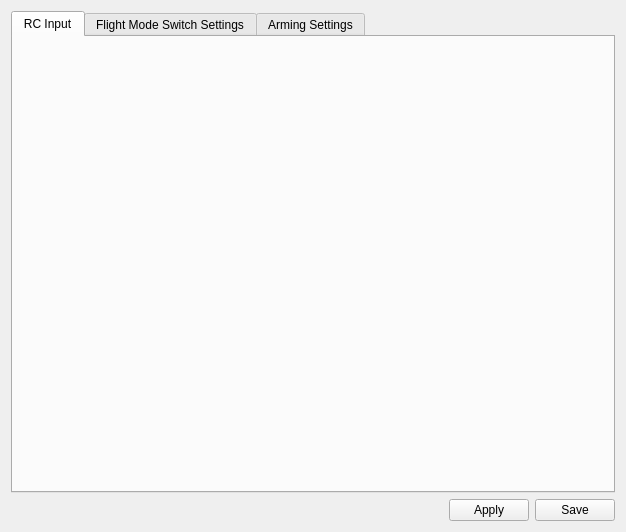
This is ground/openpilotgcs/src/plugins/config/input.ui in openpilot/OpenPilot as Qt 5 draws it before an edit. The edited form follows.
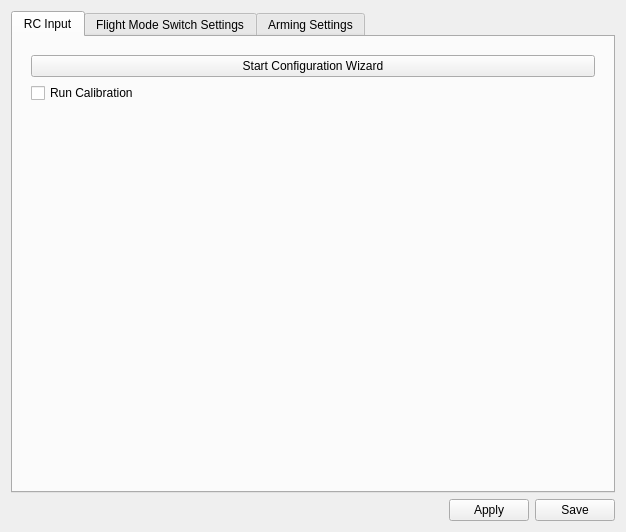
This is the edited form. The open tabs and pages were chosen to show the change. Icons and pictures are not drawn.

Commit message: GCS Input config: Change the layout a bit to make the spacing between rows regular, and move some of the layout to the .ui file.

What changed in the file:
```diff
--- a/ground/openpilotgcs/src/plugins/config/input.ui
+++ b/ground/openpilotgcs/src/plugins/config/input.ui
@@ -30,7 +30,38 @@
           <number>1</number>
          </property>
          <widget class="QWidget" name="advancedPage">
-          <layout class="QVBoxLayout" name="verticalLayout_4"/>
+          <layout class="QVBoxLayout" name="verticalLayout_4">
+           <item>
+            <layout class="QVBoxLayout" name="channelSettings"/>
+           </item>
+           <item>
+            <widget class="QPushButton" name="configurationWizard">
+             <property name="text">
+              <string>Start Configuration Wizard</string>
+             </property>
+            </widget>
+           </item>
+           <item>
+            <widget class="QCheckBox" name="runCalibration">
+             <property name="text">
+              <string>Run Calibration</string>
+             </property>
+            </widget>
+           </item>
+           <item>
+            <spacer name="verticalSpacer_2">
+             <property name="orientation">
+              <enum>Qt::Vertical</enum>
+             </property>
+             <property name="sizeHint" stdset="0">
+              <size>
+               <width>20</width>
+               <height>40</height>
+              </size>
+             </property>
+            </spacer>
+           </item>
+          </layout>
          </widget>
          <widget class="QWidget" name="wizard">
           <layout class="QVBoxLayout" name="verticalLayout_5">
```
Left out of the diff: 2 changed lines with no effect on the pictures. The commit also changes 3 other files.
